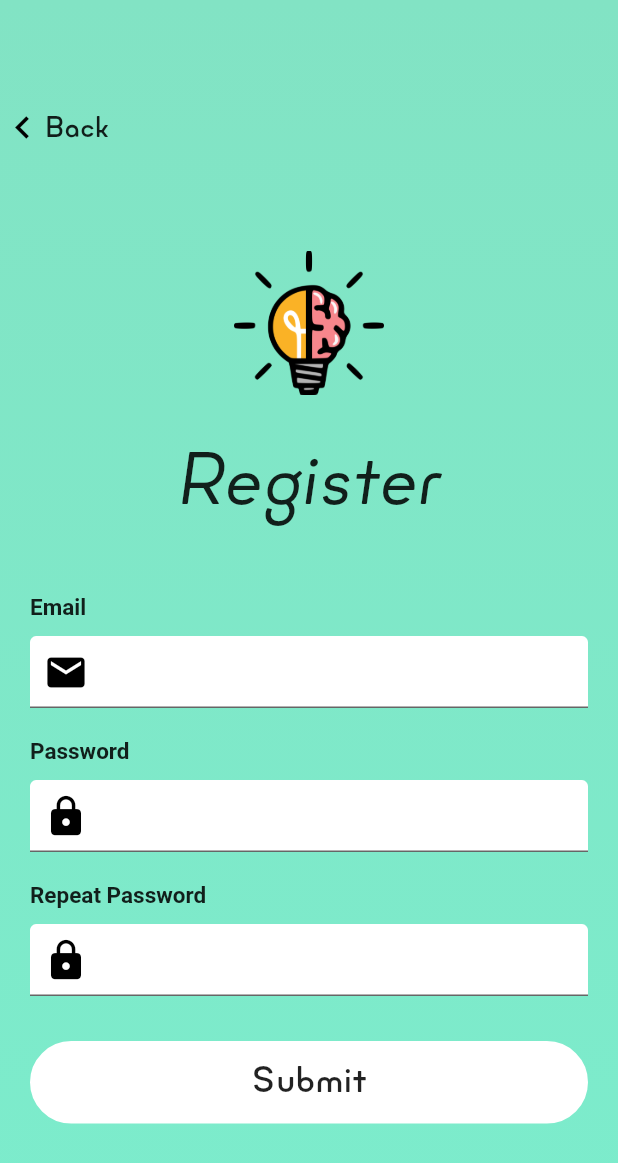
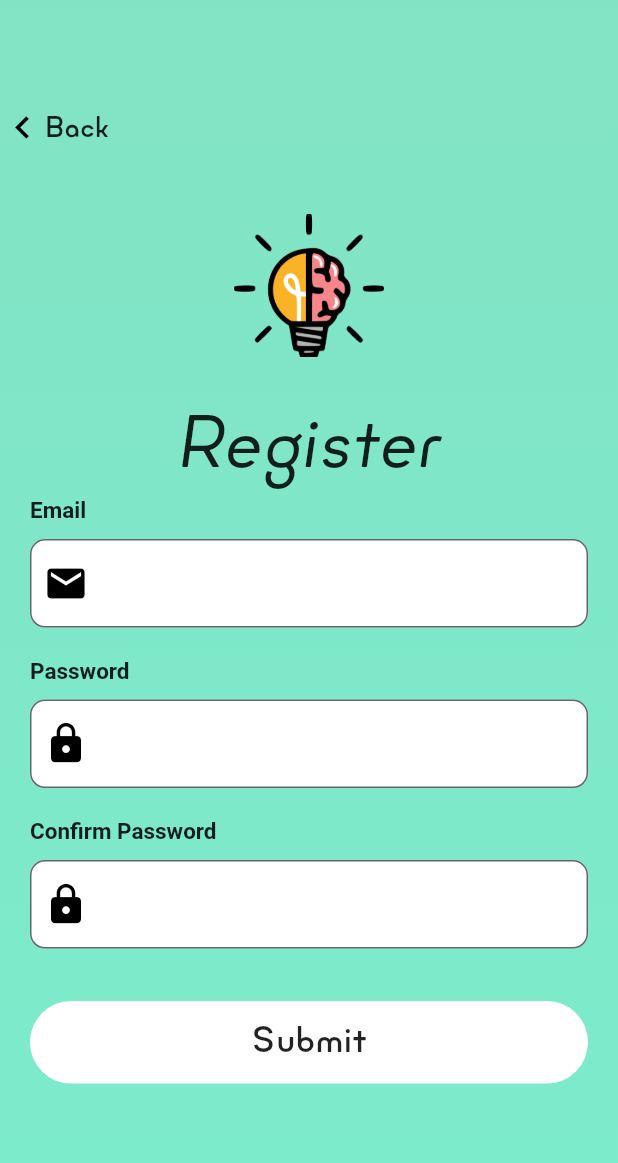
Before and after one commit to pedromig/Tutoryall, a Flutter app: the RegisterScreen screen opened directly, on a phone screen of 412 x 824 dp. Shown: the top 1163 px of the screen. Run offline on Flutter 3.47's test engine with Material 2 defaults, Android fonts, the phone set to English and light mode, and no system bars; our stand-ins replace firebase_auth, firebase_core; accounts and stored records are empty.

Commit message:
Finished user registering going to do the login now. But first we will merge the work of everyone

```diff
--- a/tutoryall/lib/register_screen.dart
+++ b/tutoryall/lib/register_screen.dart
@@ -27,36 +27,77 @@ class _RegisterScreenState extends State<RegisterScreen> {
 
   final FirebaseAuth _auth = FirebaseAuth.instance;
 
+  String _emailError = "";
+  String _passwordError = "";
+  String _repeatPasswordError;
+
   void dispose() {
     _password.dispose();
     _email.dispose();
+    _repeatPassword.dispose();
     super.dispose();
   }
 
   void _register() async {
     try {
+      if (_repeatPassword.text == _password.text) {
+        showLoaderDialog(context);
         await _auth
             .createUserWithEmailAndPassword(
                 email: _email.text, password: _password.text)
             .then(
-            (value) => Navigator.push(
+              (value) => {
+                Navigator.pop(context),
+                Navigator.push(
                   context,
                   MaterialPageRoute(
-                builder: (context) => HomePage(title: value.user.email),
+                    builder: (context) => HomePage(user: value.user),
                   ),
                 ),
+              },
             );
+      }
     } on FirebaseAuthException catch (e) {
+      _emailError = "";
+      _passwordError = "";
+      _repeatPasswordError = null;
+      setState(() {
         if (e.code == "email-already-in-use") {
-        print("Already exists xD");
+          _emailError = "Email already in use";
         } else if (e.code == "invalid-email") {
-        print("Invalid email xD");
+          _emailError = "Invalid email";
         } else if (e.code == "weak-password") {
-        print("Weak password xD");
+          _passwordError = "Password must have 6-12 characters";
         } else {
-        print("Error: Please setup configurations in your flutter page");
+          if (_email.text.isEmpty) _emailError = "required";
+          if (_password.text.isEmpty) _passwordError = "required";
+          if (_repeatPassword.text.isEmpty) _repeatPasswordError = "required";
+        }
+      });
+      Navigator.pop(context);
     }
   }
+
+  showLoaderDialog(BuildContext context) {
+    showDialog(
+      barrierDismissible: false,
+      context: context,
+      builder: (BuildContext context) {
+        return AlertDialog(
+          shape: RoundedRectangleBorder(
+              borderRadius: BorderRadius.all(Radius.circular(20.0))),
+          backgroundColor: Color(0xfff2f3f5),
+          content: new Row(
+            children: [
+              CircularProgressIndicator(),
+              Container(
+                  margin: EdgeInsets.only(left: 7),
+                  child: Text("Registering...")),
+            ],
+          ),
+        );
+      },
+    );
   }
 
   Widget _backButton() {
@@ -101,7 +142,6 @@ class _RegisterScreenState extends State<RegisterScreen> {
 
   Widget _emailInput(String title) {
     return Container(
-      margin: EdgeInsets.symmetric(vertical: 10),
       child: Column(
         crossAxisAlignment: CrossAxisAlignment.start,
         children: <Widget>[
@@ -115,6 +155,13 @@ class _RegisterScreenState extends State<RegisterScreen> {
           TextFormField(
             controller: _email,
             decoration: InputDecoration(
+              border:
+                  OutlineInputBorder(borderRadius: BorderRadius.circular(10)),
+              errorStyle: TextStyle(
+                  fontFamily: 'Minimo',
+                  fontWeight: FontWeight.w500,
+                  fontSize: 13),
+              errorText: _emailError.isEmpty ? null : _emailError,
               fillColor: Color(0xffffffff),
               filled: true,
               prefixIcon: Icon(Icons.email, color: Colors.black, size: 30),
@@ -125,13 +172,9 @@ class _RegisterScreenState extends State<RegisterScreen> {
     );
   }
 
-  _controller(bool isRepeat) {
-    return isRepeat ? _repeatPassword : _password;
-  }
-
-  Widget _passwordInput(String title, bool isRepeat) {
+  Widget _passwordInput(String title) {
     return Container(
-      margin: EdgeInsets.symmetric(vertical: 10),
+      padding: EdgeInsets.symmetric(vertical: 20),
       child: Column(
         crossAxisAlignment: CrossAxisAlignment.start,
         children: <Widget>[
@@ -143,9 +186,52 @@ class _RegisterScreenState extends State<RegisterScreen> {
             height: 10,
           ),
           TextFormField(
-            controller: _controller(isRepeat),
+            controller: _password,
             obscureText: true,
             decoration: InputDecoration(
+              border:
+                  OutlineInputBorder(borderRadius: BorderRadius.circular(10)),
+              errorStyle: TextStyle(
+                  fontFamily: 'Minimo',
+                  fontWeight: FontWeight.w500,
+                  fontSize: 13),
+              errorText: _passwordError.isEmpty ? null : _passwordError,
+              fillColor: Color(0xffffffff),
+              filled: true,
+              prefixIcon: Icon(Icons.lock, color: Colors.black, size: 30),
+            ),
+          )
+        ],
+      ),
+    );
+  }
+
+  Widget _repeatPasswordInput(String title) {
+    return Container(
+      child: Column(
+        crossAxisAlignment: CrossAxisAlignment.start,
+        children: <Widget>[
+          Text(
+            title,
+            style: TextStyle(fontWeight: FontWeight.bold, fontSize: 15),
+          ),
+          SizedBox(
+            height: 10,
+          ),
+          TextFormField(
+            controller: _repeatPassword,
+            obscureText: true,
+            decoration: InputDecoration(
+              border:
+                  OutlineInputBorder(borderRadius: BorderRadius.circular(10)),
+              errorStyle: TextStyle(
+                  fontFamily: 'Minimo',
+                  fontWeight: FontWeight.w500,
+                  fontSize: 13),
+              errorText: _password.text != _repeatPassword.text &&
+                      _repeatPassword.text.isNotEmpty
+                  ? "Password mismatch"
+                  : _repeatPasswordError,
               fillColor: Color(0xffffffff),
               filled: true,
               prefixIcon: Icon(Icons.lock, color: Colors.black, size: 30),
@@ -197,19 +283,18 @@ class _RegisterScreenState extends State<RegisterScreen> {
                   crossAxisAlignment: CrossAxisAlignment.center,
                   mainAxisAlignment: MainAxisAlignment.center,
                   children: <Widget>[
-                    SizedBox(height: height * 0.17),
+                    SizedBox(height: height * 0.14),
                     Image.asset("assets/images/lightbulb.png",
                         width: 100, height: 150),
                     _registerTitle(),
-                    SizedBox(height: 30),
                     Column(
                       children: <Widget>[
                         _emailInput("Email"),
-                        _passwordInput("Password", false),
-                        _passwordInput("Repeat Password", true),
+                        _passwordInput("Password"),
+                        _repeatPasswordInput("Confirm Password"),
                       ],
                     ),
-                    SizedBox(height: 20),
+                    SizedBox(height: 35),
                     _registerButton(),
                     Container(
                       padding: EdgeInsets.symmetric(vertical: 20),
```
Also changed, not shown: tutoryall/lib/home_page.dart (+11 -8 lines), tutoryall/lib/left_drawer.dart (+1 -21 lines), tutoryall/lib/login_screen.dart (+7 -5 lines), communication/logo/bulb_and_letter.png (added), tutoryall/assets/images/bulb_and_letter.png (added). Lines whose indentation alone changed are shown as unchanged.
